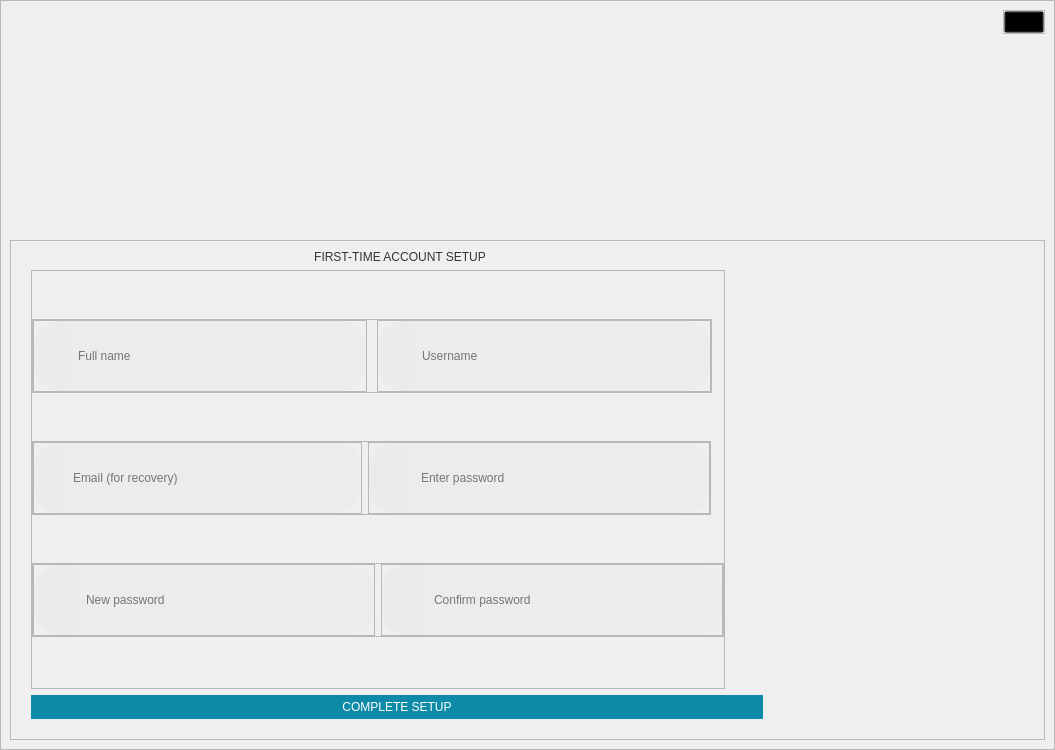
First picture: the form in Desktop_Application/Frontend/ui-files/firstTime-setup.ui, repository DreddVDomasian/Petmate-Desktop-Application, before the edit.
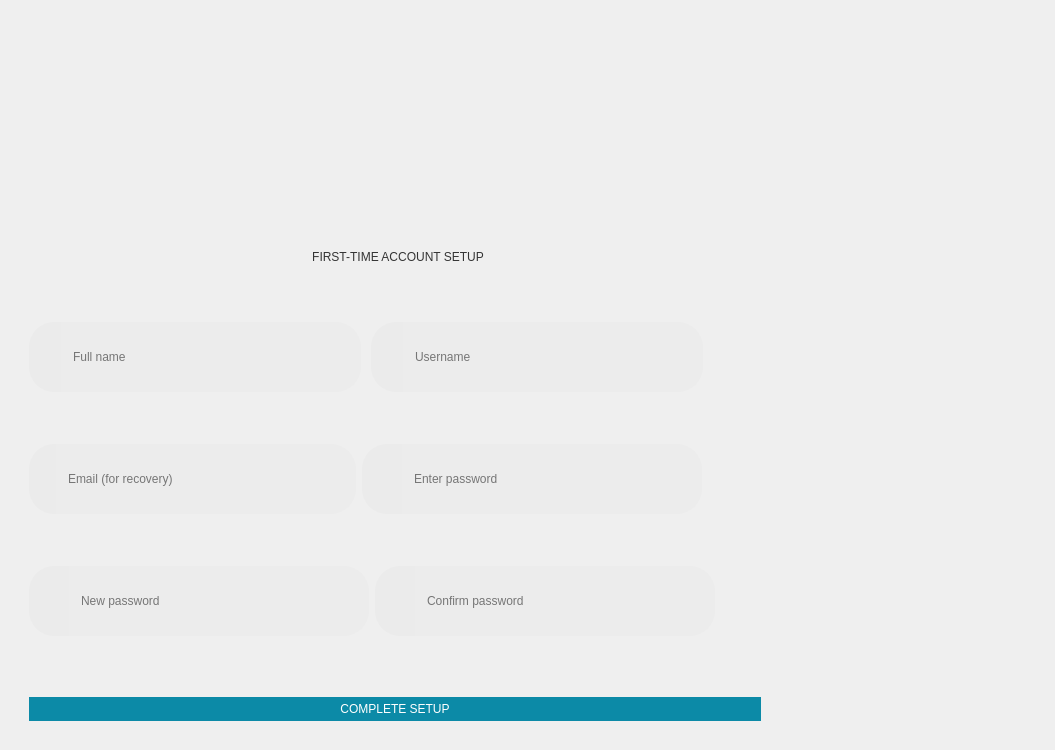
Second picture: the form after the edit. Icons and pictures are not drawn.

```diff
--- a/Desktop_Application/Frontend/ui-files/firstTime-setup.ui
+++ b/Desktop_Application/Frontend/ui-files/firstTime-setup.ui
@@ -25,6 +25,12 @@
   <property name="windowTitle">
    <string>Form</string>
   </property>
+  <property name="styleSheet">
+   <string notr="true">QFrame{
+	background:transparent;
+	border:none;
+}</string>
+  </property>
   <layout class="QVBoxLayout" name="verticalLayout">
    <property name="spacing">
     <number>0</number>
@@ -87,6 +93,7 @@
            <property name="styleSheet">
             <string notr="true">#close{
 	background:transparent;
+	border:none;
 }</string>
            </property>
            <property name="text">
```
Left out of the diff: 7 changed lines with no effect on the pictures.
